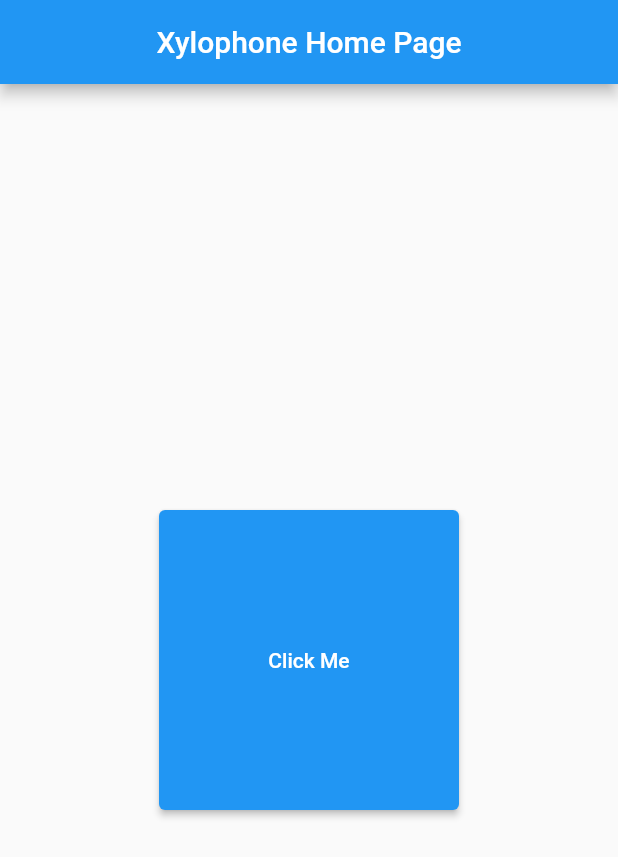
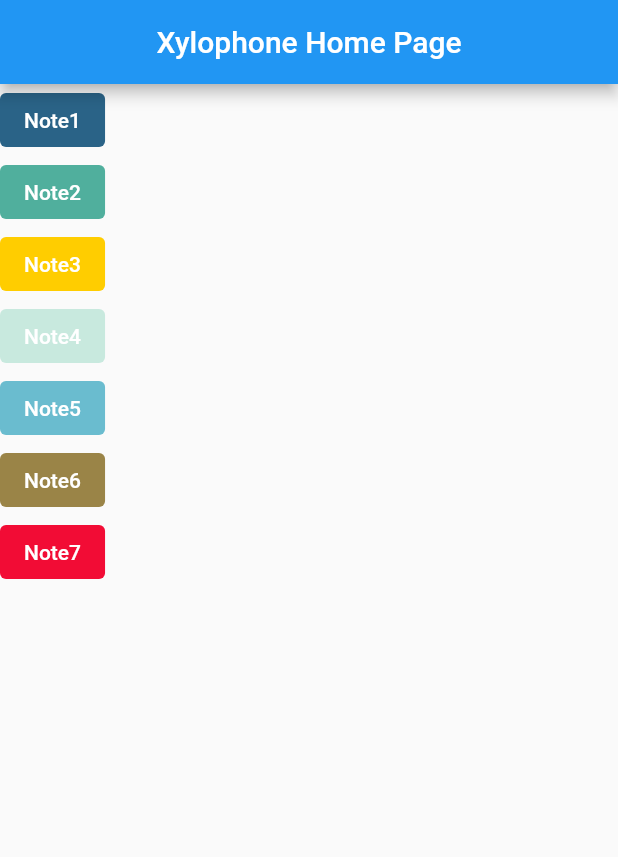
Before and after one commit to JAM5BOCsAdi/xylophone_finish, a Flutter app: the screen it shows after launch, on a phone screen of 412 x 824 dp. Shown: the top 857 px of the screen. Run offline on Flutter 3.47's test engine with Material 2 defaults, Android fonts, the light colour scheme and no system bars; our stand-ins replace audioplayers.

Commit message:
Buttons and Colors

```diff
--- a/lib/home_page.dart
+++ b/lib/home_page.dart
@@ -41,6 +41,7 @@ class _MyHomePageState extends State<MyHomePage> {
       },
     );
   }
+
 */
 
   /* ---------------- LAYOUT ---------------- */
@@ -53,11 +54,13 @@ class _MyHomePageState extends State<MyHomePage> {
         ),
       ),
       body: SafeArea(
-        child: Center(
-          child: ElevatedButton(
+        child: Column(
+          children: <Widget>[
+            ElevatedButton(
               style: ButtonStyle(
-              minimumSize: MaterialStateProperty.all(
-                const Size(200.0, 200.0),
+                shadowColor: MaterialStateProperty.all(Colors.transparent),
+                backgroundColor: MaterialStateProperty.all(
+                  const Color(0xFF2A6387),
                 ),
               ),
               onPressed: () async {
@@ -66,8 +69,99 @@ class _MyHomePageState extends State<MyHomePage> {
                   AssetSource("assets_note1.wav"),
                 ); // will immediately start playing
               },
-            child: const Text('Click Me'),
+              child: const Text('Note1'),
             ),
+            ElevatedButton(
+              style: ButtonStyle(
+                shadowColor: MaterialStateProperty.all(Colors.transparent),
+                backgroundColor: MaterialStateProperty.all(
+                  const Color(0xFF50AF9D),
+                ),
+              ),
+              onPressed: () async {
+                final player = AudioPlayer();
+                await player.play(
+                  AssetSource("assets_note1.wav"),
+                ); // will immediately start playing
+              },
+              child: const Text('Note2'),
+            ),
+            ElevatedButton(
+              style: ButtonStyle(
+                shadowColor: MaterialStateProperty.all(Colors.transparent),
+                backgroundColor: MaterialStateProperty.all(
+                  const Color(0xFFFFCD00),
+                ),
+              ),
+              onPressed: () async {
+                final player = AudioPlayer();
+                await player.play(
+                  AssetSource("assets_note1.wav"),
+                ); // will immediately start playing
+              },
+              child: const Text('Note3'),
+            ),
+            ElevatedButton(
+              style: ButtonStyle(
+                shadowColor: MaterialStateProperty.all(Colors.transparent),
+                backgroundColor: MaterialStateProperty.all(
+                  const Color(0xFFC8E9DE),
+                ),
+              ),
+              onPressed: () async {
+                final player = AudioPlayer();
+                await player.play(
+                  AssetSource("assets_note1.wav"),
+                ); // will immediately start playing
+              },
+              child: const Text('Note4'),
+            ),
+            ElevatedButton(
+              style: ButtonStyle(
+                shadowColor: MaterialStateProperty.all(Colors.transparent),
+                backgroundColor: MaterialStateProperty.all(
+                  const Color(0xFF6ABCCF),
+                ),
+              ),
+              onPressed: () async {
+                final player = AudioPlayer();
+                await player.play(
+                  AssetSource("assets_note1.wav"),
+                ); // will immediately start playing
+              },
+              child: const Text('Note5'),
+            ),
+            ElevatedButton(
+              style: ButtonStyle(
+                shadowColor: MaterialStateProperty.all(Colors.transparent),
+                backgroundColor: MaterialStateProperty.all(
+                  const Color(0xFF9A8447),
+                ),
+              ),
+              onPressed: () async {
+                final player = AudioPlayer();
+                await player.play(
+                  AssetSource("assets_note1.wav"),
+                ); // will immediately start playing
+              },
+              child: const Text('Note6'),
+            ),
+            ElevatedButton(
+              style: ButtonStyle(
+                shadowColor: MaterialStateProperty.all(Colors.transparent),
+                backgroundColor: MaterialStateProperty.all(
+                  const Color(0xFFF20C35),
+                ),
+              ),
+              onPressed: () async {
+                final player = AudioPlayer();
+                await player.play(
+                  AssetSource("assets_note1.wav"),
+                ); // will immediately start playing
+              },
+              child: const Text('Note7'),
+            ),
+          ],
         ),
       ),
     );
```
Lines whose indentation alone changed are shown as unchanged.
